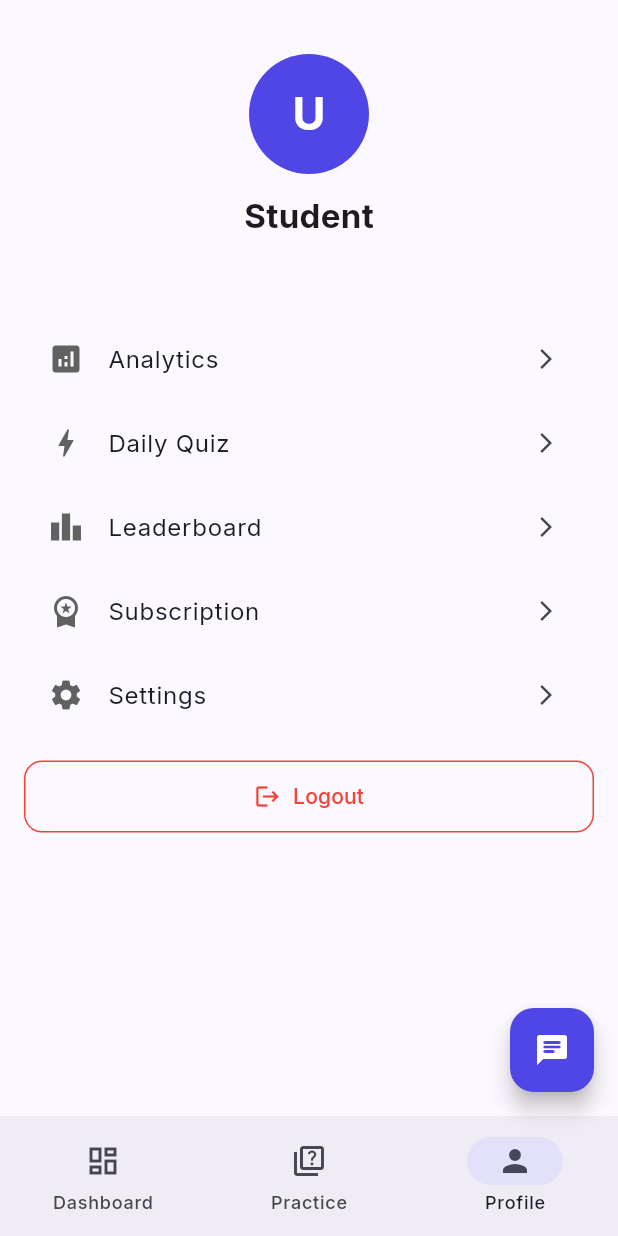
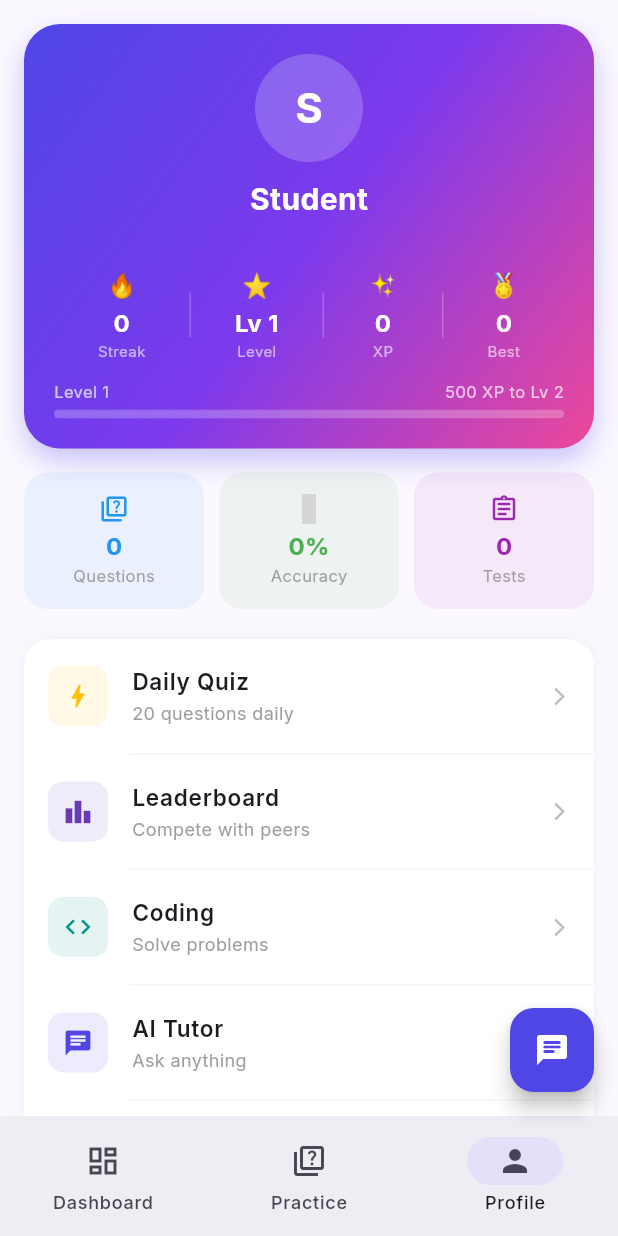
Before and after one commit to VenkyJallella/Exam-Prep, a Flutter app: the HomeScreen screen opened by its route, item 3 of the bottom bar chosen, on a phone screen of 412 x 824 dp. Run offline on Flutter 3.47's test engine with Material 3 defaults, Android fonts, the phone set to English and light mode, and no system bars; our stand-ins replace flutter_secure_storage, google_fonts; accounts and stored records are empty; network calls fail; statements that could not run were skipped; grey boxes are pictures that could not be loaded.

Commit message:
feat: fully dynamic profile with gradient header, stats, XP bar
- Gradient header card: avatar, name, email (all from API)
- Stats row: streak, level, XP, best streak (from gamification API)
- XP progress bar (current level → next level)
- Mini stat cards: questions, accuracy%, tests taken
- Menu items with icons and subtitles: Daily Quiz, Leaderboard, Coding, AI Tutor, Subscription
- All menu items open their screens
- App version footer
- All data from real API (/users/me/stats + /gamification/me)

Co-Authored-By: Claude Opus 4.6 <noreply@anthropic.com>

```diff
--- a/mobile/lib/screens/home_screen.dart
+++ b/mobile/lib/screens/home_screen.dart
@@ -162,54 +162,133 @@ class _HomeScreenState extends State<HomeScreen> {
   }
 
   Widget _buildProfile(Map<String, dynamic>? user) {
+    final name = user?['full_name'] ?? 'Student';
+    final email = user?['email'] ?? '';
+    final xp = _gamification?['total_xp'] ?? _stats?['total_xp'] ?? 0;
+    final level = _gamification?['level'] ?? _stats?['level'] ?? 1;
+    final streak = _gamification?['current_streak'] ?? _stats?['current_streak'] ?? 0;
+    final longest = _gamification?['longest_streak'] ?? 0;
+    final questions = _stats?['total_questions_attempted'] ?? 0;
+    final accuracy = _stats?['accuracy_pct'] ?? 0;
+    final tests = _stats?['total_tests_taken'] ?? 0;
+    final xpProgress = ((xp % 500) / 500 * 100).clamp(0, 100);
+
     return SafeArea(
       child: SingleChildScrollView(
         padding: const EdgeInsets.all(16),
-        child: Column(
-          children: [
-            const SizedBox(height: 20),
-            CircleAvatar(
-              radius: 40,
-              backgroundColor: const Color(0xFF4F46E5),
-              child: Text(user?['full_name']?.substring(0, 1).toUpperCase() ?? 'U', style: const TextStyle(color: Colors.white, fontSize: 30, fontWeight: FontWeight.bold)),
+        child: Column(children: [
+          // Header card
+          Container(
+            width: double.infinity, padding: const EdgeInsets.all(20),
+            decoration: BoxDecoration(
+              gradient: const LinearGradient(colors: [Color(0xFF4F46E5), Color(0xFF7C3AED), Color(0xFFEC4899)], begin: Alignment.topLeft, end: Alignment.bottomRight),
+              borderRadius: BorderRadius.circular(24),
+              boxShadow: [BoxShadow(color: const Color(0xFF4F46E5).withOpacity(0.3), blurRadius: 16, offset: const Offset(0, 8))],
             ),
-            const SizedBox(height: 12),
-            Text(user?['full_name'] ?? 'Student', style: const TextStyle(fontSize: 22, fontWeight: FontWeight.bold)),
-            Text(user?['email'] ?? '', style: TextStyle(color: Colors.grey[500])),
-            const SizedBox(height: 8),
-            if (_gamification != null) ...[
-              Row(mainAxisAlignment: MainAxisAlignment.center, children: [
-                _badge('🔥 ${_gamification!['current_streak']} streak', Colors.orange),
-                const SizedBox(width: 8),
-                _badge('⭐ Level ${_gamification!['level']}', Colors.blue),
-                const SizedBox(width: 8),
-                _badge('✨ ${_gamification!['total_xp']} XP', Colors.green),
+            child: Column(children: [
+              CircleAvatar(radius: 36, backgroundColor: Colors.white.withOpacity(0.2), child: Text(name.substring(0, 1).toUpperCase(), style: const TextStyle(color: Colors.white, fontSize: 28, fontWeight: FontWeight.bold))),
+              const SizedBox(height: 10),
+              Text(name, style: const TextStyle(color: Colors.white, fontSize: 20, fontWeight: FontWeight.bold)),
+              Text(email, style: const TextStyle(color: Colors.white70, fontSize: 13)),
+              const SizedBox(height: 14),
+              Row(mainAxisAlignment: MainAxisAlignment.spaceEvenly, children: [
+                _profileStat('🔥', '$streak', 'Streak'),
+                Container(width: 1, height: 30, color: Colors.white24),
+                _profileStat('⭐', 'Lv $level', 'Level'),
+                Container(width: 1, height: 30, color: Colors.white24),
+                _profileStat('✨', '$xp', 'XP'),
+                Container(width: 1, height: 30, color: Colors.white24),
+                _profileStat('🏅', '$longest', 'Best'),
               ]),
-            ],
-            const SizedBox(height: 24),
-            _profileTile(Icons.analytics, 'Analytics', () => ScaffoldMessenger.of(context).showSnackBar(const SnackBar(content: Text('Analytics coming in next update')))),
-            _profileTile(Icons.bolt, 'Daily Quiz', () => Navigator.push(context, MaterialPageRoute(builder: (_) => const DailyQuizScreen()))),
-            _profileTile(Icons.leaderboard, 'Leaderboard', () => Navigator.push(context, MaterialPageRoute(builder: (_) => const LeaderboardScreen()))),
-            _profileTile(Icons.workspace_premium, 'Subscription', () => ScaffoldMessenger.of(context).showSnackBar(const SnackBar(content: Text('Manage at examprep.in/subscription')))),
-            _profileTile(Icons.settings, 'Settings', () => ScaffoldMessenger.of(context).showSnackBar(const SnackBar(content: Text('Settings coming in next update')))),
-            const SizedBox(height: 16),
-            SizedBox(
-              width: double.infinity,
-              child: OutlinedButton.icon(
-                onPressed: () async {
-                  await context.read<AuthProvider>().logout();
-                  if (mounted) Navigator.pushReplacementNamed(context, '/login');
-                },
-                icon: const Icon(Icons.logout, color: Colors.red),
-                label: const Text('Logout', style: TextStyle(color: Colors.red)),
-                style: OutlinedButton.styleFrom(side: const BorderSide(color: Colors.red), padding: const EdgeInsets.symmetric(vertical: 14), shape: RoundedRectangleBorder(borderRadius: BorderRadius.circular(12))),
-              ),
-            ),
-          ],
-        ),
+              const SizedBox(height: 12),
+              // XP progress bar
+              Column(children: [
+                Row(mainAxisAlignment: MainAxisAlignment.spaceBetween, children: [
+                  Text('Level $level', style: const TextStyle(color: Colors.white70, fontSize: 11)),
+                  Text('${500 - (xp % 500)} XP to Lv ${level + 1}', style: const TextStyle(color: Colors.white70, fontSize: 11)),
+                ]),
+                const SizedBox(height: 4),
+                ClipRRect(borderRadius: BorderRadius.circular(4), child: LinearProgressIndicator(value: xpProgress / 100, backgroundColor: Colors.white24, color: Colors.white, minHeight: 6)),
+              ]),
+            ]),
+          ),
+          const SizedBox(height: 16),
+
+          // Stats grid
+          Row(children: [
+            _miniStat('$questions', 'Questions', Icons.quiz_outlined, Colors.blue),
+            const SizedBox(width: 10),
+            _miniStat('${accuracy is double ? accuracy.toStringAsFixed(1) : accuracy}%', 'Accuracy', Icons.target, Colors.green),
+            const SizedBox(width: 10),
+            _miniStat('$tests', 'Tests', Icons.assignment_outlined, Colors.purple),
+          ]),
+          const SizedBox(height: 20),
+
+          // Menu items
+          Container(
+            decoration: BoxDecoration(color: Colors.white, borderRadius: BorderRadius.circular(18), boxShadow: [BoxShadow(color: Colors.black.withOpacity(0.04), blurRadius: 8)]),
+            child: Column(children: [
+              _profileMenuTile(Icons.bolt, 'Daily Quiz', '20 questions daily', Colors.amber, () => Navigator.push(context, MaterialPageRoute(builder: (_) => const DailyQuizScreen()))),
+              _divider(),
+              _profileMenuTile(Icons.leaderboard, 'Leaderboard', 'Compete with peers', Colors.deepPurple, () => Navigator.push(context, MaterialPageRoute(builder: (_) => const LeaderboardScreen()))),
+              _divider(),
+              _profileMenuTile(Icons.code, 'Coding', 'Solve problems', Colors.teal, () => Navigator.push(context, MaterialPageRoute(builder: (_) => const CodingScreen()))),
+              _divider(),
+              _profileMenuTile(Icons.chat, 'AI Tutor', 'Ask anything', const Color(0xFF4F46E5), () => Navigator.push(context, MaterialPageRoute(builder: (_) => const ChatbotScreen()))),
+              _divider(),
+              _profileMenuTile(Icons.workspace_premium, 'Subscription', 'Manage plan', Colors.orange, () => ScaffoldMessenger.of(context).showSnackBar(const SnackBar(content: Text('Visit examprep.in/subscription')))),
+            ]),
+          ),
+          const SizedBox(height: 16),
+
+          // Logout
+          SizedBox(width: double.infinity, child: OutlinedButton.icon(
+            onPressed: () async { await context.read<AuthProvider>().logout(); if (mounted) Navigator.pushReplacementNamed(context, '/login'); },
+            icon: const Icon(Icons.logout, color: Colors.red, size: 20),
+            label: const Text('Logout', style: TextStyle(color: Colors.red, fontWeight: FontWeight.w600)),
+            style: OutlinedButton.styleFrom(side: const BorderSide(color: Colors.red), padding: const EdgeInsets.symmetric(vertical: 14), shape: RoundedRectangleBorder(borderRadius: BorderRadius.circular(16))),
+          )),
+          const SizedBox(height: 8),
+          Text('ExamPrep v1.0.0', style: TextStyle(color: Colors.grey[400], fontSize: 11)),
+        ]),
       ),
     );
   }
+
+  Widget _profileStat(String emoji, String value, String label) {
+    return Column(children: [
+      Text(emoji, style: const TextStyle(fontSize: 16)),
+      const SizedBox(height: 2),
+      Text(value, style: const TextStyle(color: Colors.white, fontSize: 16, fontWeight: FontWeight.bold)),
+      Text(label, style: const TextStyle(color: Colors.white60, fontSize: 10)),
+    ]);
+  }
+
+  Widget _miniStat(String value, String label, IconData icon, Color color) {
+    return Expanded(child: Container(
+      padding: const EdgeInsets.symmetric(vertical: 14),
+      decoration: BoxDecoration(color: color.withOpacity(0.08), borderRadius: BorderRadius.circular(16)),
+      child: Column(children: [
+        Icon(icon, color: color, size: 20),
+        const SizedBox(height: 4),
+        Text(value, style: TextStyle(fontSize: 16, fontWeight: FontWeight.bold, color: color)),
+        Text(label, style: TextStyle(color: Colors.grey[500], fontSize: 11)),
+      ]),
+    ));
+  }
+
+  Widget _profileMenuTile(IconData icon, String title, String subtitle, Color color, VoidCallback onTap) {
+    return ListTile(
+      onTap: onTap,
+      leading: Container(width: 40, height: 40, decoration: BoxDecoration(color: color.withOpacity(0.1), borderRadius: BorderRadius.circular(10)), child: Icon(icon, color: color, size: 20)),
+      title: Text(title, style: const TextStyle(fontWeight: FontWeight.w600, fontSize: 15)),
+      subtitle: Text(subtitle, style: TextStyle(color: Colors.grey[500], fontSize: 12)),
+      trailing: Icon(Icons.arrow_forward_ios, size: 14, color: Colors.grey[400]),
+      contentPadding: const EdgeInsets.symmetric(horizontal: 16, vertical: 2),
+    );
+  }
+
+  Widget _divider() => Divider(height: 1, indent: 70, color: Colors.grey[100]);
 
   Widget _badge(String text, Color color) {
     return Container(
```
